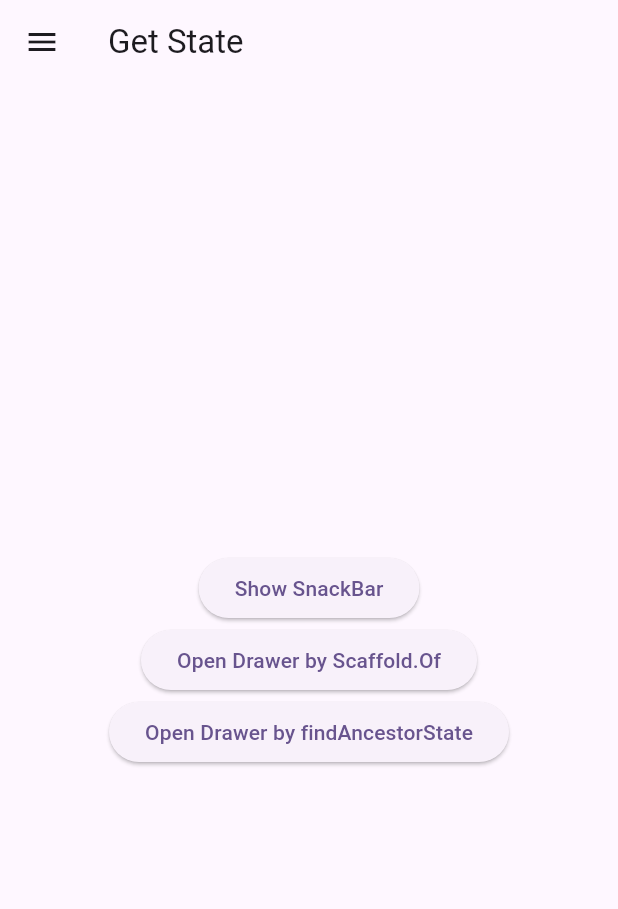
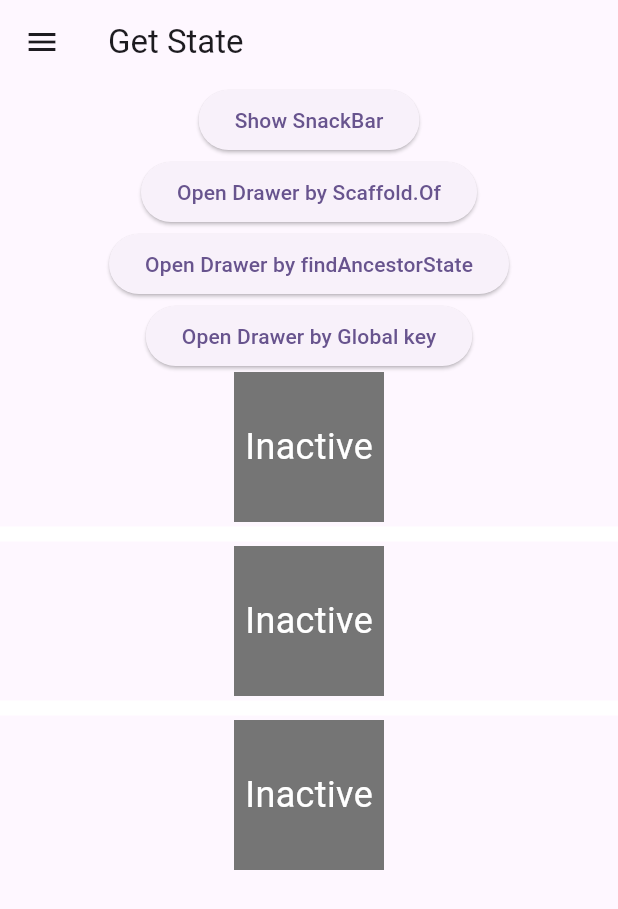
Before and after one commit to wyekings/doraemon-flutter, a Flutter app: the GetStatePage screen opened directly, on a phone screen of 412 x 824 dp. Shown: the top 909 px of the screen. Run offline on Flutter 3.47's test engine with Material 2 defaults, Android fonts, the phone set to English and light mode, and no system bars.

```diff
--- /dev/null
+++ b/lib/ui/pages/state/mixed_state.dart
@@ -0,0 +1,90 @@
+import 'package:flutter/material.dart';
+
+class MixedStateWidget extends StatefulWidget {
+  const MixedStateWidget({super.key});
+
+  @override
+  State createState() => MixedState();
+}
+
+class MixedState extends State<MixedStateWidget> {
+  bool _active = false;
+
+  void _handleTap(bool newState) {
+    setState(() {
+      _active = newState;
+    });
+  }
+
+  @override
+  Widget build(BuildContext context) {
+    return TapBoxStateWidget(active: _active, onChanged: _handleTap);
+  }
+}
+
+class TapBoxStateWidget extends StatefulWidget {
+  const TapBoxStateWidget({
+    super.key,
+    this.active = false,
+    required this.onChanged,
+  });
+
+  final bool active;
+  final ValueChanged<bool> onChanged;
+
+  @override
+  State<StatefulWidget> createState() => TapBoxState();
+}
+
+class TapBoxState extends State<TapBoxStateWidget> {
+  bool _highlight = false;
+
+  void _handleTapUp(TapUpDetails details) {
+    setState(() {
+      _highlight = false;
+    });
+  }
+
+  void _handTapDown(TapDownDetails details) {
+    setState(() {
+      setState(() {
+        _highlight = true;
+      });
+    });
+  }
+
+  void _handleTapCancel() {
+    setState(() {
+      _highlight = false;
+    });
+  }
+
+  void _handleTap() {
+    widget.onChanged(!widget.active);
+  }
+
+  @override
+  Widget build(BuildContext context) {
+    return GestureDetector(
+      onTap: _handleTap,
+      onTapUp: _handleTapUp,
+      onTapDown: _handTapDown,
+      onTapCancel: _handleTapCancel,
+      child: Container(
+        width: 100.0,
+        height: 100.0,
+        decoration: BoxDecoration(
+          color:
+              widget.active ? Colors.lightGreen.shade700 : Colors.grey.shade600,
+          border: _highlight ? Border.all(color: Colors.red.shade700) : null,
+        ),
+        child: Center(
+          child: Text(
+            widget.active ? 'Active' : 'Inactive',
+            style: const TextStyle(fontSize: 24, color: Colors.white),
+          ),
+        ),
+      ),
+    );
+  }
+}
--- /dev/null
+++ b/lib/ui/pages/state/parent_contained_state.dart
@@ -0,0 +1,57 @@
+import 'package:flutter/material.dart';
+
+class ParentContainedStateWidget extends StatefulWidget {
+  const ParentContainedStateWidget({super.key});
+
+  @override
+  State createState() => ParentContainedState();
+}
+
+class ParentContainedState extends State<ParentContainedStateWidget> {
+  bool _active = false;
+
+  void _handleTap(bool newState) {
+    setState(() {
+      _active = newState;
+    });
+  }
+
+  @override
+  Widget build(BuildContext context) {
+    return TapBoxWidget(active: _active, onChanged: _handleTap);
+  }
+}
+
+class TapBoxWidget extends StatelessWidget {
+  const TapBoxWidget({
+    super.key,
+    this.active = false,
+    required this.onChanged,
+  });
+
+  final bool active;
+  final ValueChanged<bool> onChanged;
+
+  void _handleTap() {
+    onChanged(!active);
+  }
+
+  @override
+  Widget build(BuildContext context) {
+    return GestureDetector(
+      onTap: _handleTap,
+      child: Container(
+        width: 100.0,
+        height: 100.0,
+        decoration: BoxDecoration(
+            color: active ? Colors.lightGreen.shade700 : Colors.grey.shade600),
+        child: Center(
+          child: Text(
+            active ? 'Active' : 'Inactive',
+            style: const TextStyle(fontSize: 24, color: Colors.white),
+          ),
+        ),
+      ),
+    );
+  }
+}
--- /dev/null
+++ b/lib/ui/pages/state/self_contained_state.dart
@@ -0,0 +1,37 @@
+import 'package:flutter/material.dart';
+
+class SelfContainedStateWidget extends StatefulWidget {
+  const SelfContainedStateWidget({super.key});
+
+  @override
+  State<StatefulWidget> createState() => SelfContainedState();
+}
+
+class SelfContainedState extends State<SelfContainedStateWidget> {
+  bool _active = false;
+
+  void _handleTap() {
+    setState(() {
+      _active = !_active;
+    });
+  }
+
+  @override
+  Widget build(BuildContext context) {
+    return GestureDetector(
+      onTap: _handleTap,
+      child: Container(
+        width: 100.0,
+        height: 100.0,
+        decoration: BoxDecoration(
+            color: _active ? Colors.lightGreen.shade700 : Colors.grey.shade600),
+        child: Center(
+          child: Text(
+            _active ? 'Active' : 'Inactive',
+            style: const TextStyle(fontSize: 24, color: Colors.white),
+          ),
+        ),
+      ),
+    );
+  }
+}
--- a/lib/ui/pages/state/get_state.dart
+++ b/lib/ui/pages/state/state.dart
@@ -1,11 +1,17 @@
+import 'package:doraemon/ui/pages/state/mixed_state.dart';
+import 'package:doraemon/ui/pages/state/parent_contained_state.dart';
+import 'package:doraemon/ui/pages/state/self_contained_state.dart';
 import 'package:flutter/material.dart';
 
 class GetStatePage extends StatelessWidget {
   const GetStatePage({super.key});
 
+  static final GlobalKey<ScaffoldState> _scafoldGlobalState = GlobalKey();
+
   @override
   Widget build(BuildContext context) {
     return Scaffold(
+      key: _scafoldGlobalState,
       appBar: AppBar(
         title: const Text('Get State'),
       ),
@@ -16,7 +22,7 @@ class GetStatePage extends StatelessWidget {
       ),
       body: Center(
         child: Column(
-          mainAxisAlignment: MainAxisAlignment.center,
+          mainAxisAlignment: MainAxisAlignment.start,
           children: [
             Builder(builder: (context) {
               return ElevatedButton(
@@ -27,7 +33,6 @@ class GetStatePage extends StatelessWidget {
                 child: const Text('Show SnackBar'),
               );
             }),
-
             Builder(builder: (context) {
               return ElevatedButton(
                 onPressed: () {
@@ -36,16 +41,42 @@ class GetStatePage extends StatelessWidget {
                 child: const Text('Open Drawer by Scaffold.Of'),
               );
             }),
-
             Builder(builder: (context) {
               return ElevatedButton(
                 onPressed: () {
+                  Navigator.push(
+                    context,
+                    MaterialPageRoute(
+                        builder: (context) {
+                          return GetStatePage();
+                        },
+                        settings: RouteSettings(arguments: 'args')),
+                  );
                   ScaffoldState? state = context.findAncestorStateOfType();
                   state?.openDrawer();
                 },
                 child: const Text('Open Drawer by findAncestorState'),
               );
             }),
+            ElevatedButton(
+                onPressed: () {
+                  Navigator.push(context, MaterialPageRoute(builder: (context) {
+                    return GetStatePage();
+                  }));
+                  _scafoldGlobalState.currentState?.openDrawer();
+                },
+                child: const Text('Open Drawer by Global key')),
+            const SelfContainedStateWidget(),
+            const Divider(
+              thickness: 10.0,
+              color: Colors.white,
+            ),
+            const ParentContainedStateWidget(),
+            const Divider(
+              thickness: 10.0,
+              color: Colors.white,
+            ),
+            const MixedStateWidget(),
           ],
         ),
       ),
```
Also changed, not shown: lib/main.dart (+19 -1 lines), lib/ui/doraemon.dart (+38 -2 lines), lib/ui/pages/state/custom_widget.dart (added, +31 -0 lines).
